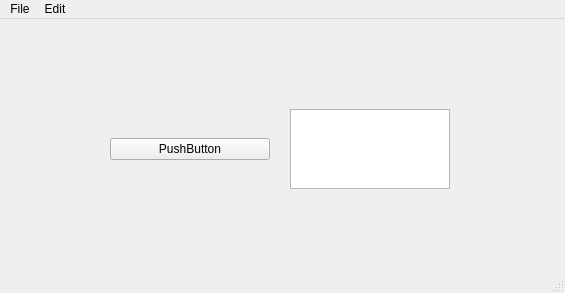
Qt form frontend/main_window/main_window.ui (TimasTT/company_structure) before a commit.
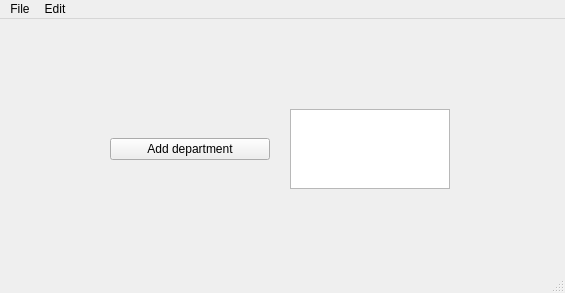
The same form after that commit.

Commit message: add button which add department

What changed in the file:
```diff
--- a/frontend/main_window/main_window.ui
+++ b/frontend/main_window/main_window.ui
@@ -27,7 +27,7 @@
      <item>
       <widget class="QPushButton" name="pushButton">
        <property name="text">
-        <string>PushButton</string>
+        <string>Add department</string>
        </property>
       </widget>
      </item>
```
The commit also changes 3 other files.
